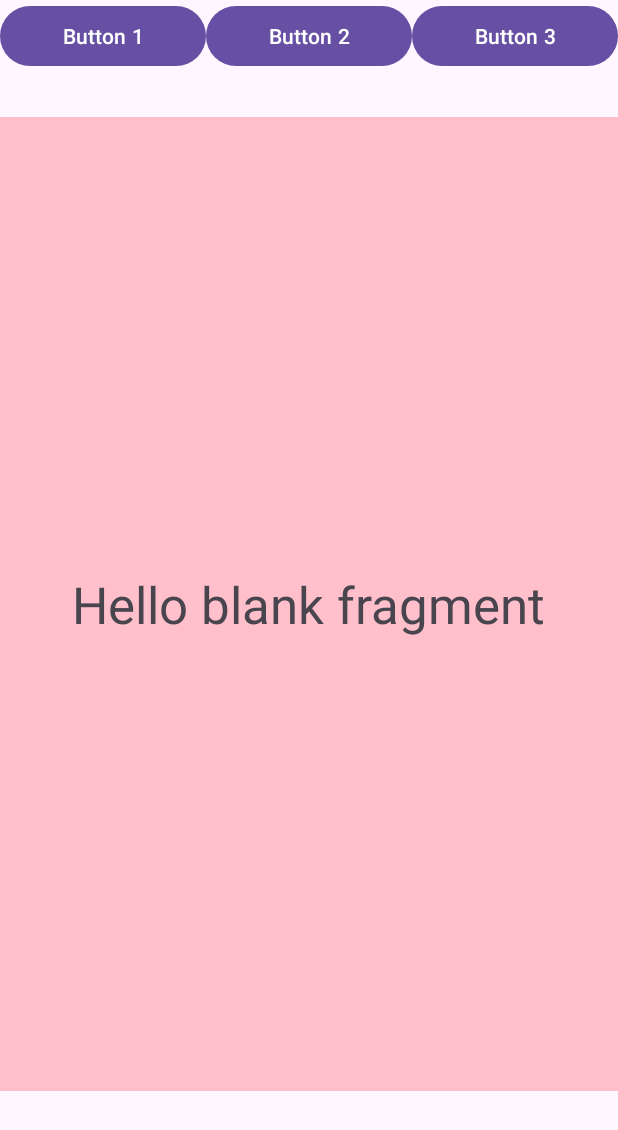
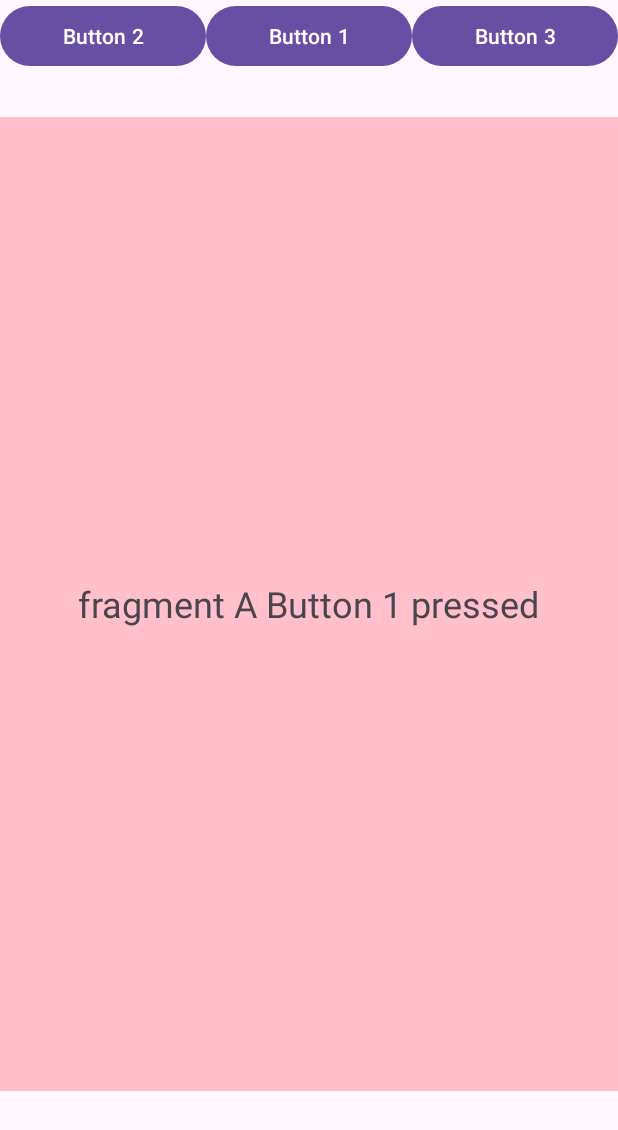
Before and after one commit to santacionx/FragmentAppBasics, an Android app: the fragment AFragment placed in its activity, on a phone screen of 412 x 824 dp. Shown: the top 1130 px of the screen. Run offline under Robolectric (Android 15) with nearby library versions, the phone set to English and light mode, and no system bars.

Commit message:
basics of fragement

```diff
--- a/app/src/main/java/com/example/fragmentapp/MainActivity.kt
+++ b/app/src/main/java/com/example/fragmentapp/MainActivity.kt
@@ -1,5 +1,4 @@
 package com.example.fragmentapp
-
 import androidx.appcompat.app.AppCompatActivity
 import android.os.Bundle
 import android.widget.Button
@@ -7,7 +6,6 @@ import androidx.fragment.app.Fragment
 import com.example.fragmentapp.AFragment
 import com.example.fragmentapp.BFragment
 import com.example.fragmentapp.CFragment
-
 
 class MainActivity : AppCompatActivity() {
 
@@ -23,6 +21,9 @@ class MainActivity : AppCompatActivity() {
         val fragment2 = BFragment()
         val fragment3 = CFragment()
 
+        button1 = findViewById(R.id.button1)
+        button2 = findViewById(R.id.button2)
+        button3 = findViewById(R.id.button3)
 
         button1.setOnClickListener {
             replaceFragment(fragment1)
--- a/app/src/main/res/layout/activity_main.xml
+++ b/app/src/main/res/layout/activity_main.xml
@@ -10,18 +10,18 @@
         android:orientation="horizontal">
 
         <Button
+            android:id="@+id/button2"
+            android:layout_width="0dp"
+            android:layout_height="match_parent"
+            android:layout_weight="1"
+            android:text="Button 2" />
+
+        <Button
             android:id="@+id/button1"
             android:layout_width="0dp"
             android:layout_height="wrap_content"
             android:layout_weight="1"
             android:text="Button 1" />
-
-        <Button
-            android:id="@+id/button2"
-            android:layout_width="0dp"
-            android:layout_height="match_parent"
-            android:layout_weight="1"
-            android:text="Button 2" />
 
         <Button
             android:id="@+id/button3"
--- a/app/src/main/res/layout/fragment_a.xml
+++ b/app/src/main/res/layout/fragment_a.xml
@@ -11,7 +11,7 @@
         android:layout_width="wrap_content"
         android:layout_height="wrap_content"
         android:layout_gravity="center"
-        android:textSize="34sp"
-        android:text="@string/hello_blank_fragment" />
+        android:textSize="24sp"
+        android:text="fragment A Button 1 pressed" />
 
 </FrameLayout>
--- a/app/src/main/res/layout/fragment_b.xml
+++ b/app/src/main/res/layout/fragment_b.xml
@@ -10,7 +10,7 @@
     <TextView
     android:layout_width="match_parent"
     android:layout_height="match_parent"
-    android:text="@string/hello_blank_fragment"
+    android:text="fragment B Button 2 pressed"
     android:textColor="#FFFFFF"
         android:textSize="34sp"
         android:gravity="center" />
--- a/app/src/main/res/layout/fragment_c.xml
+++ b/app/src/main/res/layout/fragment_c.xml
@@ -10,7 +10,7 @@
     <TextView
         android:layout_width="match_parent"
         android:layout_height="match_parent"
-        android:text="@string/hello_blank_fragment"
+        android:text="Fragment C Button 3 pressed"
         android:textSize="34sp"
         android:gravity="center" />
 
```
Also changed, not shown: 4 other files.
